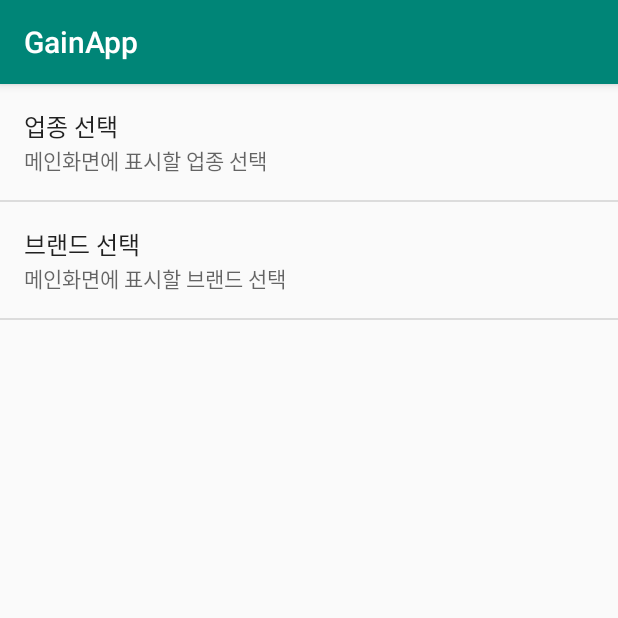
After one commit to alom-sejong/TeamA, an Android app: the SettingActivity screen opened directly, with no data from a screen before it, on a phone screen of 412 x 824 dp, the top half of it. The commit adds this screen. Run offline under Robolectric (Android 15) with nearby library versions, the phone set to English and light mode, and no system bars.

Commit message:
settings

```diff
--- a/app/build.gradle
+++ b/app/build.gradle
@@ -22,6 +22,7 @@ dependencies {
     implementation fileTree(dir: 'libs', include: ['*.jar'])
     implementation 'com.android.support:appcompat-v7:28.0.0'
     implementation 'com.android.support.constraint:constraint-layout:1.1.3'
+    implementation 'com.android.support:support-v4:28.0.0'
     testImplementation 'junit:junit:4.12'
     androidTestImplementation 'com.android.support.test:runner:1.0.2'
     androidTestImplementation 'com.android.support.test.espresso:espresso-core:3.0.2'
--- a/app/src/main/AndroidManifest.xml
+++ b/app/src/main/AndroidManifest.xml
@@ -9,6 +9,7 @@
         android:roundIcon="@mipmap/ic_launcher_round"
         android:supportsRtl="true"
         android:theme="@style/AppTheme">
+        <activity android:name=".SettingActivity"/>
         <activity android:name=".MainActivity">
             <intent-filter>
                 <action android:name="android.intent.action.MAIN" />
--- a/app/src/main/java/com/alomateam/gainapp/MainActivity.java
+++ b/app/src/main/java/com/alomateam/gainapp/MainActivity.java
@@ -1,7 +1,10 @@
 package com.alomateam.gainapp;
 
+import android.content.Intent;
 import android.support.v7.app.AppCompatActivity;
 import android.os.Bundle;
+import android.view.Menu;
+import android.view.MenuItem;
 
 public class MainActivity extends AppCompatActivity {
 
@@ -10,4 +13,21 @@ public class MainActivity extends AppCompatActivity {
         super.onCreate(savedInstanceState);
         setContentView(R.layout.activity_main);
     }
+
+    @Override
+    public boolean onCreateOptionsMenu(Menu menu) {
+        getMenuInflater().inflate(R.menu.actionbar_actions, menu);
+        return true;
+    }
+
+    @Override
+    public boolean onOptionsItemSelected(MenuItem item) {
+        switch (item.getItemId()){
+            case R.id.settings:
+                startActivity(new Intent(MainActivity.this, SettingActivity.class));
+                return true;
+            default:
+                return super.onOptionsItemSelected(item);
+        }
+    }
 }
--- /dev/null
+++ b/app/src/main/java/com/alomateam/gainapp/SettingActivity.java
@@ -0,0 +1,13 @@
+package com.alomateam.gainapp;
+
+import android.support.v7.app.AppCompatActivity;
+import android.os.Bundle;
+
+public class SettingActivity extends AppCompatActivity {
+
+    @Override
+    protected void onCreate(Bundle savedInstanceState) {
+        super.onCreate(savedInstanceState);
+        setContentView(R.layout.activity_setting);
+    }
+}
--- /dev/null
+++ b/app/src/main/java/com/alomateam/gainapp/SettingPreferenceFragment.java
@@ -0,0 +1,29 @@
+package com.alomateam.gainapp;
+
+import android.content.Context;
+import android.content.SharedPreferences;
+import android.net.Uri;
+import android.os.Bundle;
+import android.preference.PreferenceFragment;
+import android.preference.PreferenceManager;
+import android.preference.PreferenceScreen;
+import android.support.annotation.Nullable;
+import android.support.v4.app.Fragment;
+import android.view.LayoutInflater;
+import android.view.View;
+import android.view.ViewGroup;
+import android.widget.TextView;
+
+public class SettingPreferenceFragment extends PreferenceFragment {
+    SharedPreferences prefs;
+    PreferenceScreen businessScreen;
+    @Override
+    public void onCreate(@Nullable Bundle savedInstanceState) {
+        super.onCreate(savedInstanceState);
+
+        addPreferencesFromResource(R.xml.preference);
+        businessScreen = (PreferenceScreen)findPreference("select_business");
+
+        prefs = PreferenceManager.getDefaultSharedPreferences(getActivity());
+    }
+}
--- /dev/null
+++ b/app/src/main/res/layout/activity_setting.xml
@@ -0,0 +1,7 @@
+<?xml version="1.0" encoding="utf-8"?>
+<fragment xmlns:android="http://schemas.android.com/apk/res/android"
+    android:id="@+id/settings_fragment"
+    android:name="com.alomateam.gainapp.SettingPreferenceFragment"
+    android:layout_width="match_parent"
+    android:layout_height="match_parent"
+    />
--- /dev/null
+++ b/app/src/main/res/menu/actionbar_actions.xml
@@ -0,0 +1,9 @@
+<?xml version="1.0" encoding="utf-8"?>
+<menu xmlns:android="http://schemas.android.com/apk/res/android"
+    xmlns:app="http://schemas.android.com/apk/res-auto">
+    <item
+        android:id="@+id/settings"
+        android:icon="@mipmap/round_settings_white_18dp"
+        app:showAsAction="always"
+        android:title="settings"/>
+</menu>
--- /dev/null
+++ b/app/src/main/res/values/array.xml
@@ -0,0 +1,58 @@
+<?xml version="1.0" encoding="utf-8"?>
+<resources>
+    <string-array name="business">
+        <item>카페</item>
+        <item>식당</item>
+        <item>영화</item>
+        <item>교통</item>
+        <item>놀이공원</item>
+        <item>마트</item>
+        <item>편의점</item>
+        <item>소셜커머스</item>
+        <item>해외이용</item>
+        <item>기타</item>
+    </string-array>
+    <string-array name="brand_1">
+        <item>스타벅스</item>
+        <item>커피빈</item>
+        <item>그 외</item>
+    </string-array>
+    <string-array name="brand_2">
+        <item>아웃백</item>
+        <item>VIPS</item>
+        <item>TGIF</item>
+        <item>세븐스프링스</item>
+        <item>그 외</item>
+    </string-array>
+    <string-array name="brand_3">
+        <item>CGV</item>
+        <item>롯데시네마</item>
+        <item>메가박스</item>
+    </string-array>
+    <string-array name="brand_4">
+        <item>지하철/버스</item>
+        <item>택시</item>
+    </string-array>
+    <string-array name="brand_5">
+        <item>이마트</item>
+        <item>롯데마트</item>
+        <item>홈플러스</item>
+        <item>그 외</item>
+    </string-array>
+    <string-array name="brand_6">
+        <item>GS25</item>
+        <item>CU</item>
+        <item>세븐일레븐</item>
+        <item>그 외</item>
+    </string-array>
+    <string-array name="brand_7">
+        <item>롯데월드</item>
+        <item>에버랜드</item>
+        <item>서울랜드</item>
+    </string-array>
+    <string-array name="brand_8">
+        <item>쿠팡</item>
+        <item>위메프</item>
+        <item>티몬</item>
+    </string-array>
+</resources>
--- a/app/src/main/res/values/strings.xml
+++ b/app/src/main/res/values/strings.xml
@@ -1,3 +1,4 @@
 <resources>
     <string name="app_name">GainApp</string>
+    <string name="hello_blank_fragment">Hello blank fragment</string>
 </resources>
--- /dev/null
+++ b/app/src/main/res/xml/preference.xml
@@ -0,0 +1,92 @@
+<?xml version="1.0" encoding="utf-8"?>
+<PreferenceScreen xmlns:android="http://schemas.android.com/apk/res/android">
+
+    <PreferenceScreen
+        android:key="select_business"
+        android:title="업종 선택"
+        android:summary="메인화면에 표시할 업종 선택">
+        <SwitchPreference
+            android:defaultValue="false"
+            android:key="business_1"
+            android:title="카페"/>
+        <SwitchPreference
+            android:defaultValue="false"
+            android:key="business_2"
+            android:title="식당"/>
+        <SwitchPreference
+            android:defaultValue="false"
+            android:key="business_3"
+            android:title="영화"/>
+        <SwitchPreference
+            android:defaultValue="false"
+            android:key="business_4"
+            android:title="교통"/>
+        <SwitchPreference
+            android:defaultValue="false"
+            android:key="business_5"
+            android:title="놀이공원"/>
+        <SwitchPreference
+            android:defaultValue="false"
+            android:key="business_6"
+            android:title="마트"/>
+        <SwitchPreference
+            android:defaultValue="false"
+            android:key="business_7"
+            android:title="소셜커머스"/>
+        <SwitchPreference
+            android:defaultValue="false"
+            android:key="business_8"
+            android:title="해외이용"/>
+        <SwitchPreference
+            android:defaultValue="false"
+            android:key="business_9"
+            android:title="기타"/>
+    </PreferenceScreen>
+    <PreferenceScreen
+        android:key="select_brand"
+        android:title="브랜드 선택"
+        android:summary="메인화면에 표시할 브랜드 선택">
+        <PreferenceCategory
+            android:title="카페"/>
+        <SwitchPreference
+            android:defaultValue="false"
+            android:key="brand_1_1"
+            android:title="스타벅스"/>
+        <SwitchPreference
+            android:defaultValue="false"
+            android:key="brand_1_2"
+            android:title="스타벅스"/>
+        <MultiSelectListPreference
+            android:entries="@array/brand_1"
+            android:entryValues="@array/brand_1"/>
+        <PreferenceCategory
+            android:title="식당"/>
+        <MultiSelectListPreference
+            android:entries="@array/brand_2"/>
+        <PreferenceCategory
+            android:title="영화"/>
+        <MultiSelectListPreference
+            android:entries="@array/brand_3"/>
+        <PreferenceCategory
+            android:title="교통"/>
+        <MultiSelectListPreference
+            android:entries="@array/brand_4"/>
+        <PreferenceCategory
+            android:title="마트"/>
+        <MultiSelectListPreference
+            android:entries="@array/brand_5"/>
+        <PreferenceCategory
+            android:title="편의점"/>
+        <MultiSelectListPreference
+            android:entries="@array/brand_6"/>
+        <PreferenceCategory
+            android:title="놀이공원"/>
+        <MultiSelectListPreference
+            android:entries="@array/brand_7"/>
+        <PreferenceCategory
+            android:title="소셜커머스"/>
+        <MultiSelectListPreference
+            android:entries="@array/brand_8"/>
+    </PreferenceScreen>
+
+</PreferenceScreen>
```
Also changed, not shown: app/src/main/res/mipmap-hdpi/round_settings_black_18dp.png (added), app/src/main/res/mipmap-hdpi/round_settings_white_18dp.png (added).
